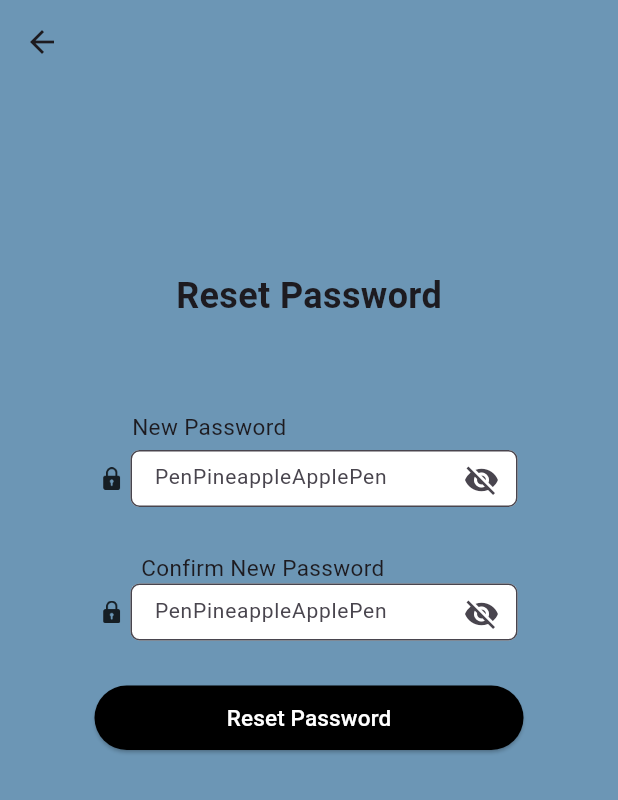
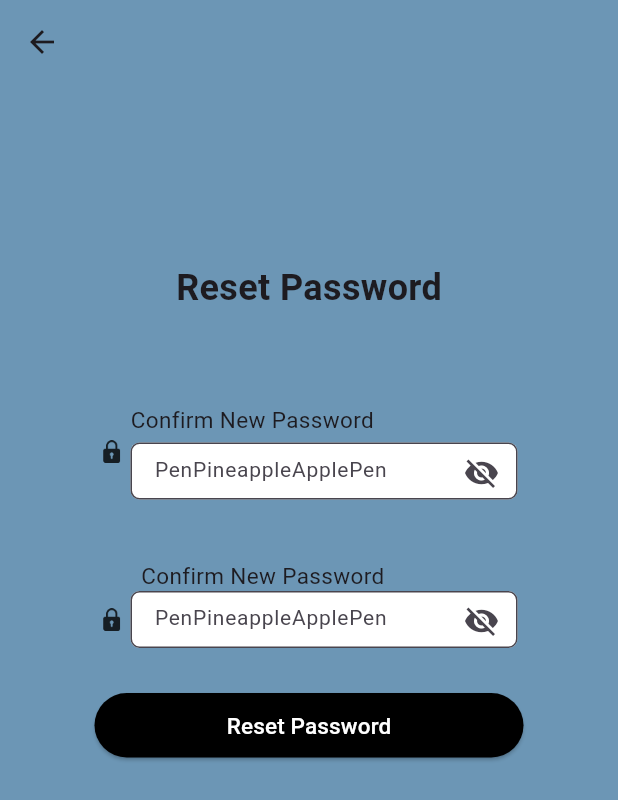
Before and after one commit to ebituin/TaskTrek-Project, a Flutter app: the forgot_Reset screen opened directly, on a phone screen of 412 x 824 dp. Shown: the top 800 px of the screen. Run offline on Flutter 3.47's test engine with Material 3 defaults, Android fonts, the light colour scheme and no system bars.

Commit message:
fixed: alignment & obscure

```diff
--- a/lib/pages/resetPassword.dart
+++ b/lib/pages/resetPassword.dart
@@ -20,6 +20,7 @@ class forgot_Reset extends StatefulWidget {
 
 class _forgot_ResetPageState extends State<forgot_Reset> {
   bool _obscureText = true;
+  bool _newObscureText = true;
   bool emptyText = false;
   bool confirmEmptyText = false;
   bool passwordNotMatch = false;
@@ -36,6 +37,11 @@ class _forgot_ResetPageState extends State<forgot_Reset> {
   void passwordVisibilitySate(){
     setState(() {
       _obscureText = !_obscureText;
+    });
+  }
+  void newPasswordVisibilitySate(){
+    setState(() {
+      _newObscureText = !_newObscureText;
     });
   }
 
@@ -62,24 +68,10 @@ class _forgot_ResetPageState extends State<forgot_Reset> {
               SizedBox(height: 60),
               Column(
                 children: [
-                  Container(
-                    alignment: Alignment.topLeft,
-                    padding: EdgeInsets.symmetric(horizontal: 50),
-                    child: Row(
-                      children: [
-                        SizedBox(width: 38,),
-                        Text(
-                          'New Password',
-                          style: TextStyle(
-                            fontSize: 15,
-                          ),
-                        ),
-                      ],
-                    ),
-                  ),
-                  SizedBox(height: 5),
                   Row(
                 mainAxisAlignment: MainAxisAlignment.center,
+                children: [
+                  Column(
                     children: [
                       SizedBox(
                         height: 15,
@@ -91,7 +83,21 @@ class _forgot_ResetPageState extends State<forgot_Reset> {
                           ),
                         ),
                       ),
+                      SizedBox(height: 10,)
+                    ],
+
+                  ),
                   SizedBox(width: 5,),
+                  Column(
+                    crossAxisAlignment: CrossAxisAlignment.start,
+                    children: [
+                      Text(
+                          'Confirm New Password',
+                          style: TextStyle(
+                            fontSize: 15,
+                          ),
+                        ),
+                      SizedBox(height: 5,),
                       SizedBox(
                         height: 38.0,
                         width: 258,
@@ -117,6 +123,11 @@ class _forgot_ResetPageState extends State<forgot_Reset> {
                           obscureText: _obscureText,
                         ),
                       ),
+                      SizedBox(height: 10),
+
+
+                    ],
+                  )
                 ],
               ),
                   SizedBox(
@@ -177,8 +188,8 @@ class _forgot_ResetPageState extends State<forgot_Reset> {
                             fillColor: Colors.white,
                             hintText: 'PenPineappleApplePen',
                             suffixIcon: IconButton(
-                              icon: Icon(_obscureText ? Icons.visibility_off : Icons.visibility),
-                              onPressed: passwordVisibilitySate,
+                              icon: Icon(_newObscureText ? Icons.visibility_off : Icons.visibility),
+                              onPressed: newPasswordVisibilitySate,
                             ),
                             border: OutlineInputBorder(
                               borderRadius: BorderRadius.circular(6)
@@ -188,7 +199,7 @@ class _forgot_ResetPageState extends State<forgot_Reset> {
                               horizontal: 12.0,
                             ),
                           ),
-                          obscureText: _obscureText,
+                          obscureText: _newObscureText,
                         ),
                       ),
                     ],
```
Lines whose indentation alone changed are shown as unchanged.
